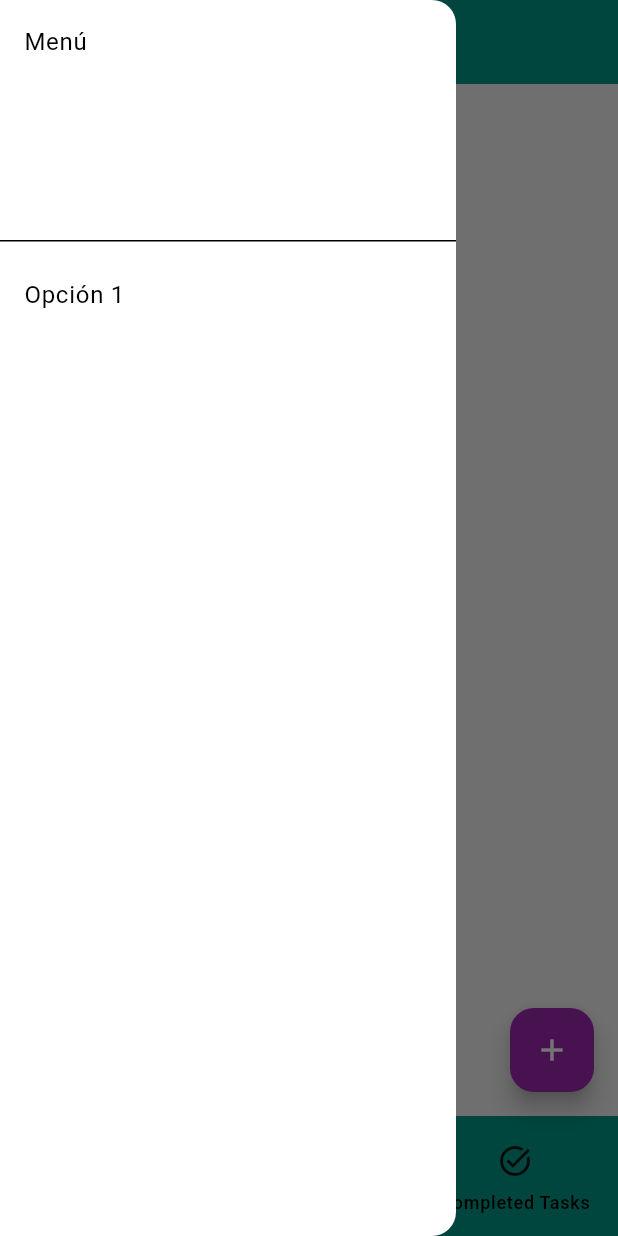
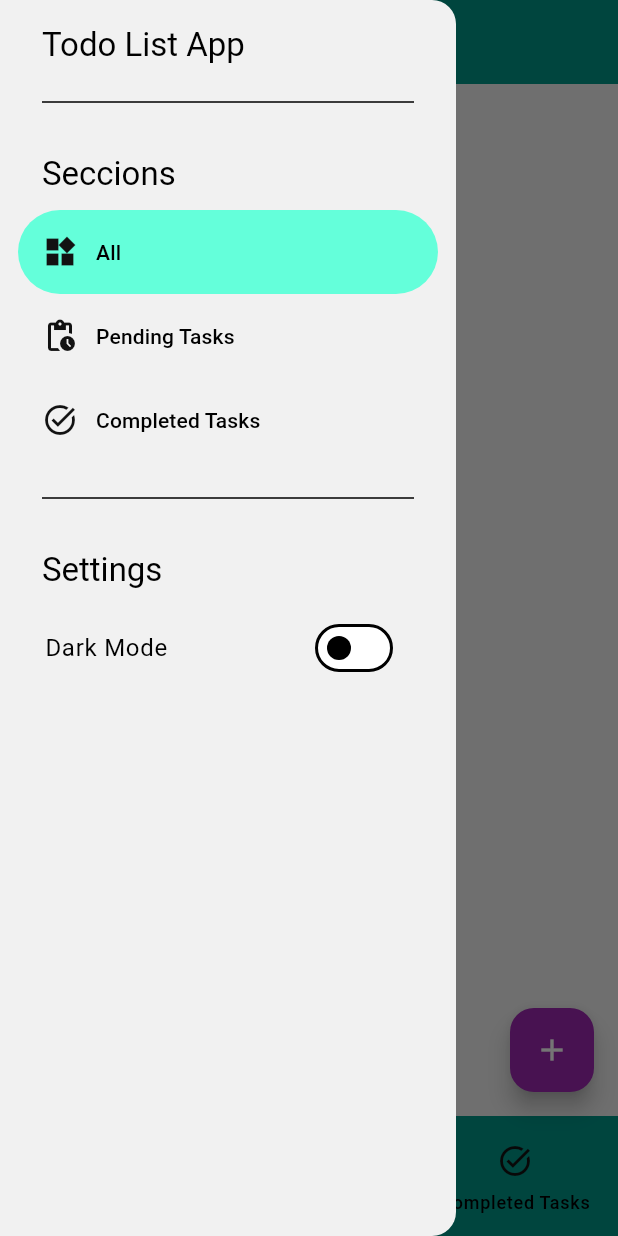
Before and after one commit to danielmontes9/flutter-todo-list-app, a Flutter app: the screen it shows after launch, with the side drawer open, on a phone screen of 412 x 824 dp. Run offline on Flutter 3.47's test engine with Material 3 defaults, Android fonts, the phone set to English and light mode, and no system bars.

Commit message:
feat: :sparkles: add navigation in drawer

```diff
--- a/lib/features/todo/screens/home.dart
+++ b/lib/features/todo/screens/home.dart
@@ -64,7 +64,10 @@ class HomePageState extends State<HomePage> {
     return Scaffold(
       key: _scaffoldKey, // Asigna la key al Scaffold
       appBar: CustomAppBar(title: 'Todo List App', scaffoldKey: _scaffoldKey),
-      drawer: CustomAppDrawer(),
+      drawer: CustomAppDrawer(
+        screenIndex: screenIndex,
+        handleScreenChanged: _onDestinationSelected,
+      ),
       body: TaskList(taskTab: screenIndex),
       floatingActionButton: FloatingActionButton(
         backgroundColor: AppColors.secondary,
--- a/lib/features/todo/widgets/home/custom_app_drawer.dart
+++ b/lib/features/todo/widgets/home/custom_app_drawer.dart
@@ -1,17 +1,72 @@
 import 'package:flutter/material.dart';
+import 'package:flutter_todo_list_app/core/theme/app_colors.dart';
+import 'package:flutter_todo_list_app/features/todo/screens/home.dart';
 
 class CustomAppDrawer extends StatelessWidget {
-  const CustomAppDrawer({super.key});
+  final int screenIndex;
+  final void Function(int) handleScreenChanged;
+
+  const CustomAppDrawer({
+    super.key,
+    required this.screenIndex,
+    required this.handleScreenChanged,
+  });
 
   @override
   Widget build(BuildContext context) {
-    return Drawer(
-      child: ListView(
-        children: [
-          DrawerHeader(child: Text('Menú')),
-          ListTile(title: Text('Opción 1')),
-        ],
-      ),
+    return NavigationDrawer(
+      backgroundColor: AppColors.backgroundLigth,
+      indicatorColor: AppColors.primaryAccent,
+      onDestinationSelected: handleScreenChanged,
+      selectedIndex: screenIndex,
+      children: <Widget>[
+        Padding(
+          padding: const EdgeInsets.fromLTRB(28, 16, 16, 0),
+          child: Text(
+            'Todo List App',
+            style: Theme.of(context).textTheme.titleLarge,
+          ),
+        ),
+        const Padding(
+          padding: EdgeInsets.fromLTRB(28, 16, 28, 10),
+          child: Divider(),
+        ),
+
+        Padding(
+          padding: const EdgeInsets.fromLTRB(28, 16, 16, 10),
+          child: Text(
+            'Seccions',
+            style: Theme.of(context).textTheme.titleLarge,
+          ),
+        ),
+        ...destinations.map((HomeTab destination) {
+          return NavigationDrawerDestination(
+            label: Text(destination.label),
+            icon: destination.icon,
+            selectedIcon: destination.selectedIcon,
+          );
+        }),
+        const Padding(
+          padding: EdgeInsets.fromLTRB(28, 16, 28, 10),
+          child: Divider(),
+        ),
+
+        Padding(
+          padding: const EdgeInsets.fromLTRB(28, 16, 16, 10),
+          child: Text(
+            'Settings',
+            style: Theme.of(context).textTheme.titleLarge,
+          ),
+        ),
+
+        Padding(
+          padding: const EdgeInsets.symmetric(horizontal: 14),
+          child: ListTile(
+            title: Text('Dark Mode'),
+            trailing: Switch(value: false, onChanged: (value) {}),
+          ),
+        ),
+      ],
     );
   }
 }
```
